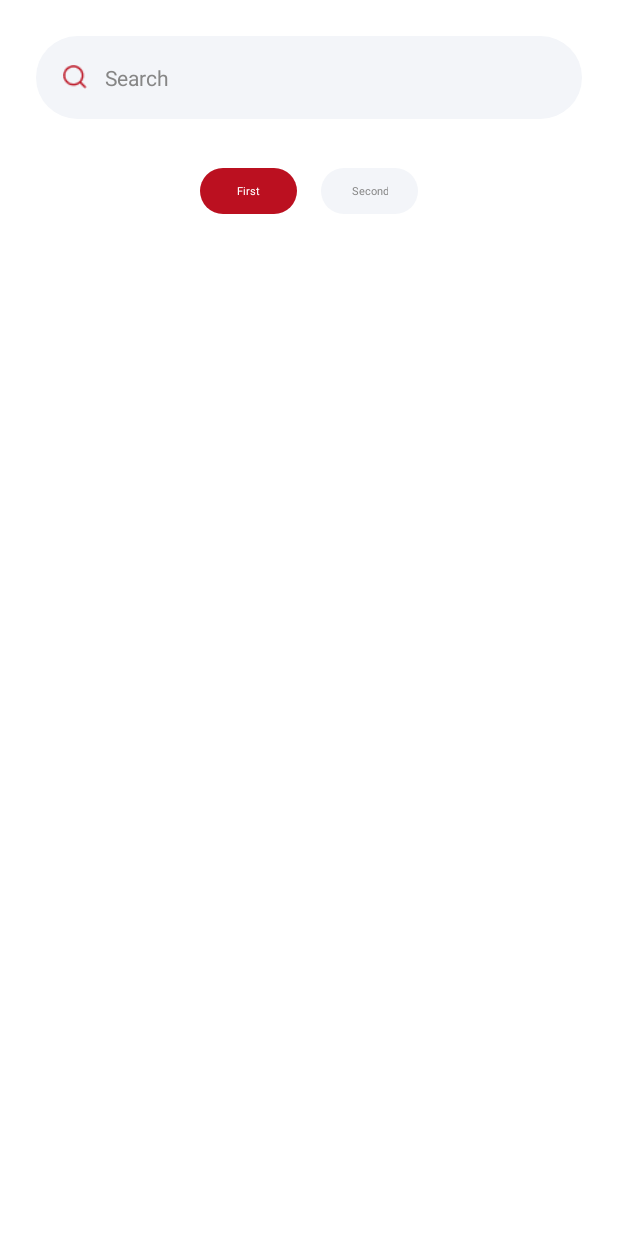
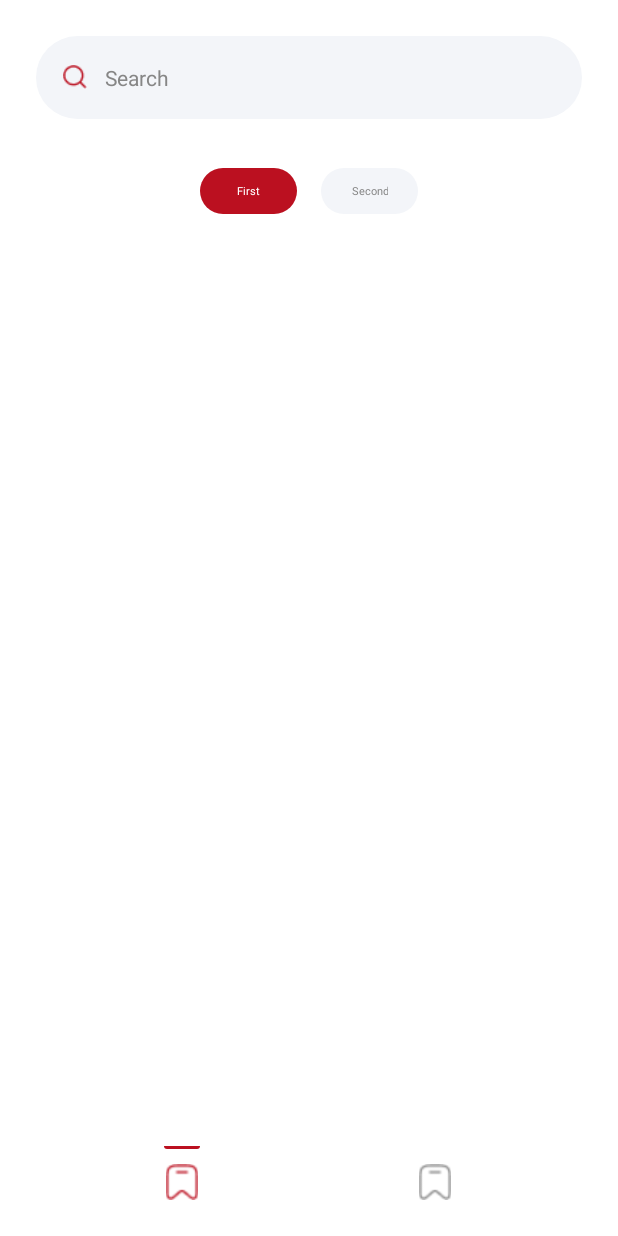
Before and after one commit to Neowtraw/BitCupApp, an Android app: the screen it shows after launch (MainActivity), on a phone screen of 412 x 824 dp. Run offline under Robolectric (Android 15) with nearby library versions, the phone set to English and light mode, and no system bars; our stand-ins replace Dagger/Hilt's generated code; pictures from the network do not load.

Commit message:
2# Add bottom navbar

```diff
--- a/app/build.gradle.kts
+++ b/app/build.gradle.kts
@@ -67,9 +67,7 @@ dependencies {
 
     implementation("androidx.core:core-splashscreen:1.1.0-alpha02")
 
-    implementation("androidx.legacy:legacy-support-v4:1.0.0")
-    implementation("androidx.navigation:navigation-fragment-ktx:2.4.1")
-    implementation("androidx.navigation:navigation-ui-ktx:2.4.1")
+
 
     hilt()
     base()
--- /dev/null
+++ b/app/src/main/res/color/nav_icon_selector.xml
@@ -0,0 +1,5 @@
+<?xml version="1.0" encoding="utf-8"?>
+<selector xmlns:android="http://schemas.android.com/apk/res/android">
+    <item android:state_checked="true" android:color="@color/nav_checked" />
+    <item android:color="@color/nav_unchecked" />
+</selector>
--- /dev/null
+++ b/app/src/main/res/drawable/main_tab_background.xml
@@ -0,0 +1,14 @@
+<?xml version="1.0" encoding="utf-8"?>
+<selector xmlns:android="http://schemas.android.com/apk/res/android">
+    <item android:state_checked="true">
+        <layer-list>
+            <item android:gravity="top|center_horizontal">
+                <shape android:shape="rectangle">
+                    <size android:width="24dp" android:height="2dp" />
+                    <solid android:color="@color/contrast" />
+                    <corners android:bottomLeftRadius="10dp" android:bottomRightRadius="10dp" />
+                </shape>
+            </item>
+        </layer-list>
+    </item>
+</selector>
--- a/app/src/main/res/layout/activity_main.xml
+++ b/app/src/main/res/layout/activity_main.xml
@@ -10,10 +10,21 @@
         android:id="@+id/fragment_container_view"
         android:layout_width="match_parent"
         android:layout_height="0dp"
+        app:layout_constraintTop_toTopOf="parent"
+        app:layout_constraintBottom_toTopOf="@+id/bottomNavigationView" />
+
+    <com.google.android.material.bottomnavigation.BottomNavigationView
+        android:id="@+id/bottomNavigationView"
+        android:layout_width="match_parent"
+        android:layout_height="60dp"
+        app:layout_constraintBottom_toBottomOf="parent"
+        app:layout_constraintEnd_toEndOf="parent"
         app:layout_constraintStart_toStartOf="parent"
-        app:layout_constraintEnd_toEndOf="parent"
-        app:layout_constraintTop_toTopOf="parent"
-        app:layout_constraintBottom_toTopOf="@+id/navbar"/>
+        app:itemBackground="@drawable/main_tab_background"
+        app:itemActiveIndicatorStyle="@color/background"
+        app:itemIconTint="@color/nav_icon_selector"
+        android:background="@color/background"
+        app:menu="@menu/bottom_nav" />
 
 
 </androidx.constraintlayout.widget.ConstraintLayout>
--- /dev/null
+++ b/app/src/main/res/menu/bottom_nav.xml
@@ -0,0 +1,11 @@
+<?xml version="1.0" encoding="utf-8"?>
+<menu xmlns:android="http://schemas.android.com/apk/res/android">
+
+    <item android:title=""
+        android:id="@+id/home_tab"
+        android:icon="@drawable/bookmark"/>
+    <item android:title=""
+        android:id="@+id/bookmark_tab"
+        android:icon="@drawable/bookmark"/>
+
+</menu>
--- a/app/src/main/res/menu/tabs.xml
+++ /dev/null
@@ -1,15 +0,0 @@
-<?xml version="1.0" encoding="utf-8"?>
-<menu xmlns:android="http://schemas.android.com/apk/res/android"
-    xmlns:app="http://schemas.android.com/apk/res-auto">
-
-    <item
-        android:id="@+id/tab_home"
-        android:icon="@drawable/bookmark"
-        android:title="@string/home" />
-
-    <item
-        android:id="@+id/tab_bookmark"
-        android:icon="@drawable/bookmark"
-        android:title="@string/bookmark" />
-
-</menu>
--- a/app/src/main/res/values/colors.xml
+++ b/app/src/main/res/values/colors.xml
@@ -10,4 +10,9 @@
     <color name="add_text">#868686</color>
     <color name="background_add">#F3F5F9</color>
 
+    <!-- navbar -->
+    <color name="nav_checked">#BB1020</color>
+    <color name="nav_unchecked">#868686</color>
+
+
 </resources>
--- a/buildSrc/src/main/kotlin/Dependencies.kt
+++ b/buildSrc/src/main/kotlin/Dependencies.kt
@@ -37,7 +37,6 @@ object Dependencies {
 
     const val recyclerView = "androidx.recyclerview:recyclerview:${Versions.recyclerView}"
     const val fragment = "androidx.fragment:fragment-ktx:${Versions.fragments}"
-    const val shimmerEffect = "com.facebook.shimmer:shimmer:${Versions.shimmerEffect}"
     const val gson = "com.google.code.gson:gson:${Versions.gson}"
 }
 
@@ -86,10 +85,6 @@ fun DependencyHandler.gson(){
     implementation(Dependencies.gson)
 }
 
-fun DependencyHandler.shimmerEffect(){
-    implementation(Dependencies.shimmerEffect)
-}
-
 fun DependencyHandler.glide(){
     implementation(Dependencies.glide)
     implementation(Dependencies.glideCompose)
--- a/buildSrc/src/main/kotlin/Versions.kt
+++ b/buildSrc/src/main/kotlin/Versions.kt
@@ -23,6 +23,5 @@ object Versions {
     const val recyclerView = "1.3.1"
     const val fragments = "1.6.1"
 
-    const val shimmerEffect = "0.5.0"
     const val gson = "2.10.1"
 }
```
Also changed, not shown: app/src/main/res/layout/fragment_home.xml (+10 -3 lines).
